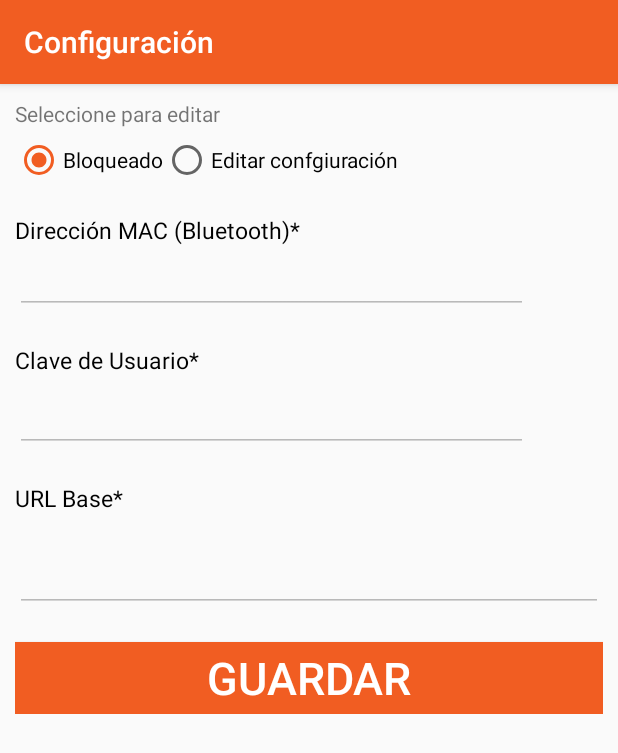
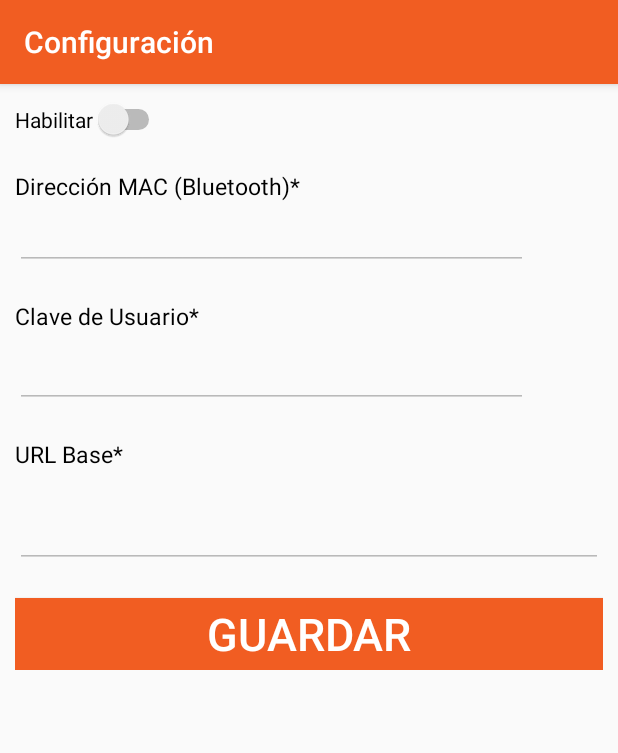
Before and after one commit to adanch22/OperGOBImpresora, an Android app: the screen it shows after launch (OptionsActivity), in the options menu, after a tap on "Configuración", on a phone screen of 412 x 824 dp. Shown: the top 753 px of the screen. Run offline under Robolectric (Android 15) with nearby library versions, the phone set to English and light mode, and no system bars; libraries missing offline, so code that uses them is left out: com.zebra.sdk.

Commit message:
OperGoBImpresora 1.0.0.10 Escritorio

```diff
--- a/app/src/main/java/com/example/opergobimpresora/OptionsActivity.java
+++ b/app/src/main/java/com/example/opergobimpresora/OptionsActivity.java
@@ -11,18 +11,19 @@ import android.widget.Button;
 import android.widget.EditText;
 import android.widget.RadioButton;
 import android.widget.RadioGroup;
+import android.widget.Switch;
 import android.widget.Toast;
 
 public class OptionsActivity extends AppCompatActivity {
 
     private Button testButton;
-    private EditText inMac, inUsuario, inURL;
+    public EditText inMac, inUsuario, inURL;
     //private RadioButton ComercioRadio, MultaRadio;
-    private String StringinMac, StringinUsuario, StringinURL;
+    public String StringinMac, StringinUsuario, StringinURL;
     //private int TipoTicket=0;
-    private RadioButton btRadioButton;
-    private  RadioButton btRadioButton2;
-
+    public RadioButton btRadioButton;
+    public  RadioButton btRadioButton2;
+    public Switch inSwich;
 
     @Override
     protected void onCreate(Bundle savedInstanceState) {
@@ -37,43 +38,19 @@ public class OptionsActivity extends AppCompatActivity {
         //ComercioRadio = (RadioButton) findViewById(R.id.inComercioRadio);
         //MultaRadio = (RadioButton) findViewById(R.id.inTransitoRadio);
 
-        btRadioButton = (RadioButton) this.findViewById(R.id.Disabled);
-        btRadioButton2 = (RadioButton) this.findViewById(R.id.Enabled);
-        RadioGroup radioGroup = (RadioGroup) this.findViewById(R.id.radioGroup2);
-        btRadioButton.setChecked(true);
-        if (btRadioButton.isChecked() == true) {
-            inMac.setEnabled(false);
+        // --------Swicth ----------->
+        inSwich = (Switch) findViewById(R.id.switch1);
+        inSwich.setChecked(false);
+        if(inSwich.isChecked()) {
+            inURL.setEnabled(true);
+            inUsuario.setEnabled(true);
+            inMac.setEnabled(true);
+        }else{
             inURL.setEnabled(false);
             inUsuario.setEnabled(false);
-        } else {
-            inMac.setEnabled(true);
-            inURL.setEnabled(true);
-            inUsuario.setEnabled(true);
-            //toggleEditField(macAddress, false);
+            inMac.setEnabled(false);
         }
-
-
-        radioGroup.setOnCheckedChangeListener(new RadioGroup.OnCheckedChangeListener() {
-
-            public void onCheckedChanged(RadioGroup group, int checkedId) {
-                if (checkedId == R.id.Enabled) {
-                    if (btRadioButton.isChecked() == true) {
-                        inMac.setEnabled(false);
-                        inURL.setEnabled(false);
-                        inUsuario.setEnabled(false);
-                    } else {
-                        inMac.setEnabled(true);
-                        inURL.setEnabled(true);
-                        inUsuario.setEnabled(true);
-                        //toggleEditField(macAddress, false);
-                    }
-
-                } else {
-                    //  toggleEditField(macAddress, false);
-                }
-            }
-        });
-
+        // --------Swicth ----------->
         SharedPreferences myPreferences = PreferenceManager.getDefaultSharedPreferences(getApplicationContext());
         SharedPreferences.Editor myEditor = myPreferences.edit();
 
@@ -153,5 +130,19 @@ public class OptionsActivity extends AppCompatActivity {
 
     }
     // -------- evento Button regresar --------------------->
+    public void Onclick(View view) {
+        if (view.getId()== R.id.switch1){
+            if(inSwich.isChecked()) {
+                inMac.setEnabled(true);
+                inURL.setEnabled(true);
+                inUsuario.setEnabled(true);
+            }else{
+                inURL.setEnabled(false);
+                inUsuario.setEnabled(false);
+                inMac.setEnabled(false);
+            }
+        }
+    }
+
 
 }
--- a/app/src/main/res/layout/activity_options.xml
+++ b/app/src/main/res/layout/activity_options.xml
@@ -38,13 +38,13 @@
                 android:layout_height="wrap_content"
                 android:orientation="vertical">
 
-                <TextView
+<!--                <TextView
                     android:layout_width="match_parent"
                     android:layout_height="wrap_content"
                     android:text="Seleccione para editar">
 
-                </TextView>
-                <RadioGroup
+                </TextView>-->
+                <!--<RadioGroup
                     android:layout_width="fill_parent"
                     android:layout_height="wrap_content"
                     android:id="@+id/radioGroup2"
@@ -66,9 +66,18 @@
                         android:textSize="14dp"
                         android:text="Editar confgiuración" />
 
-                </RadioGroup>
+                </RadioGroup>-->
+
+
 
             </LinearLayout>
+
+            <Switch
+                android:id="@+id/switch1"
+                android:layout_width="wrap_content"
+                android:layout_height="wrap_content"
+                android:text="Habilitar"
+                android:onClick="Onclick"/>
             <TextView
                 android:id="@+id/macAddressText"
                 android:layout_width="match_parent"
@@ -96,6 +105,7 @@
                 android:text="Clave de Usuario*" />
 
             <EditText
+                android:id="@+id/InUsuario"
                 android:layout_marginTop="5dp"
                 android:layout_marginLeft="0dp"
                 android:layout_marginRight="50dp"
@@ -103,7 +113,6 @@
                 android:textColor="@color/cardview_dark_background"
                 android:layout_width="match_parent"
                 android:layout_height="wrap_content"
-                android:id="@+id/InUsuario"
                 android:lines="1"
                 />
 
--- a/app/src/main/res/menu/menu_main.xml
+++ b/app/src/main/res/menu/menu_main.xml
@@ -8,9 +8,4 @@
         android:title="@string/action_settings"
         app:showAsAction="never" />
 
-    <item
-        android:id="@+id/action_Test"
-        android:orderInCategory="100"
-        android:title="@string/action_test"
-        app:showAsAction="never" />
 </menu>
```
